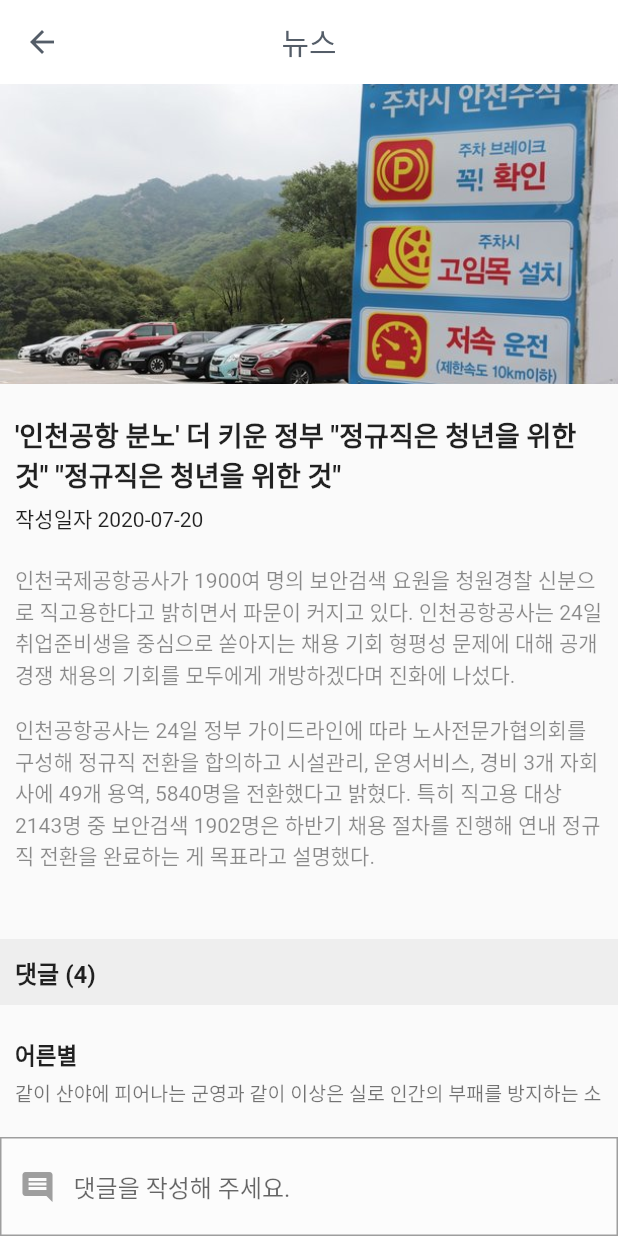
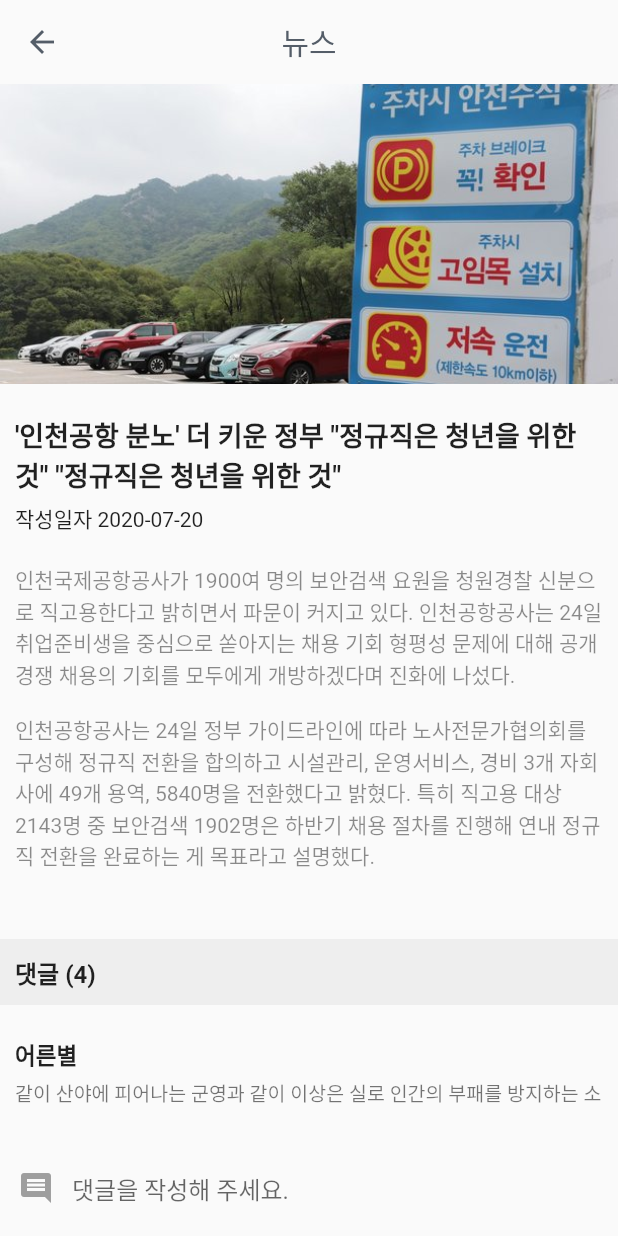
Before and after one commit to park-kitae/region_design, a Flutter app: the screen it shows after launch, after a tap on "뉴스", on a phone screen of 412 x 824 dp. Run offline on Flutter 3.47's test engine with Material 2 defaults, Android fonts, the light colour scheme and no system bars; statements that could not run were skipped.

Commit message:
타이틀 배경 추가
- 타이틀 color 변경

```diff
--- a/lib/detail/ArgumentDetail.dart
+++ b/lib/detail/ArgumentDetail.dart
@@ -11,7 +11,7 @@
   Widget build(BuildContext context) {
     return Scaffold(
       appBar: AppBar(
-        backgroundColor: Colors.white,
+        backgroundColor: Colors.transparent,
         elevation: 0.0,
         centerTitle: true,
         leading: IconButton(
--- a/lib/detail/BottomTextForm.dart
+++ b/lib/detail/BottomTextForm.dart
@@ -5,9 +5,7 @@
   Widget build(BuildContext context) {
     return Container(
         decoration: BoxDecoration(
-          border: Border.all(
-            color: Colors.grey
-          ),
+          border: Border
           color: Colors.white30
         ),
         child: TextFormField(
--- a/lib/detail/NewsDetail.dart
+++ b/lib/detail/NewsDetail.dart
@@ -12,7 +12,7 @@
   Widget build(BuildContext context) {
     return Scaffold(
       appBar: AppBar(
-        backgroundColor: Colors.white,
+        backgroundColor: Colors.transparent,
         elevation: 0.0,
         centerTitle: true,
         leading: IconButton(
--- a/lib/detail/PlenaryDetail.dart
+++ b/lib/detail/PlenaryDetail.dart
@@ -11,7 +11,7 @@
   Widget build(BuildContext context) {
     return Scaffold(
       appBar: AppBar(
-        backgroundColor: Colors.white,
+        backgroundColor: Colors.transparent,
         elevation: 0.0,
         centerTitle: true,
         leading: IconButton(
--- a/lib/list/MainListPage.dart
+++ b/lib/list/MainListPage.dart
@@ -28,13 +28,6 @@
               commentCount: 50,
               actionCount: 205
           ),
-          CongressmanItem(
-            name: '강훈식(姜勳植)',
-            image: 'assets/congressman.jpg',
-            cmitName: '더불어민주당',
-            location: '충남 아산시을',
-            polyName: '교육위원회',
-          ),
           ArgumentItem(
             title: '하준이법 시행 첫날 어떻게 생각 하시나요?',
             text: '버스나 지하철 등 대중교통 이용 상황에서 내 휴대전화 화면을 몰래 흘깃 훔쳐보는 이른바 스마트폰 \'흘깃 족\'에 대한 비판 목소리가 이어지고 있다 이들은 타인이 휴대폰으로 시청',
```
Also changed, not shown: 1 other file.
